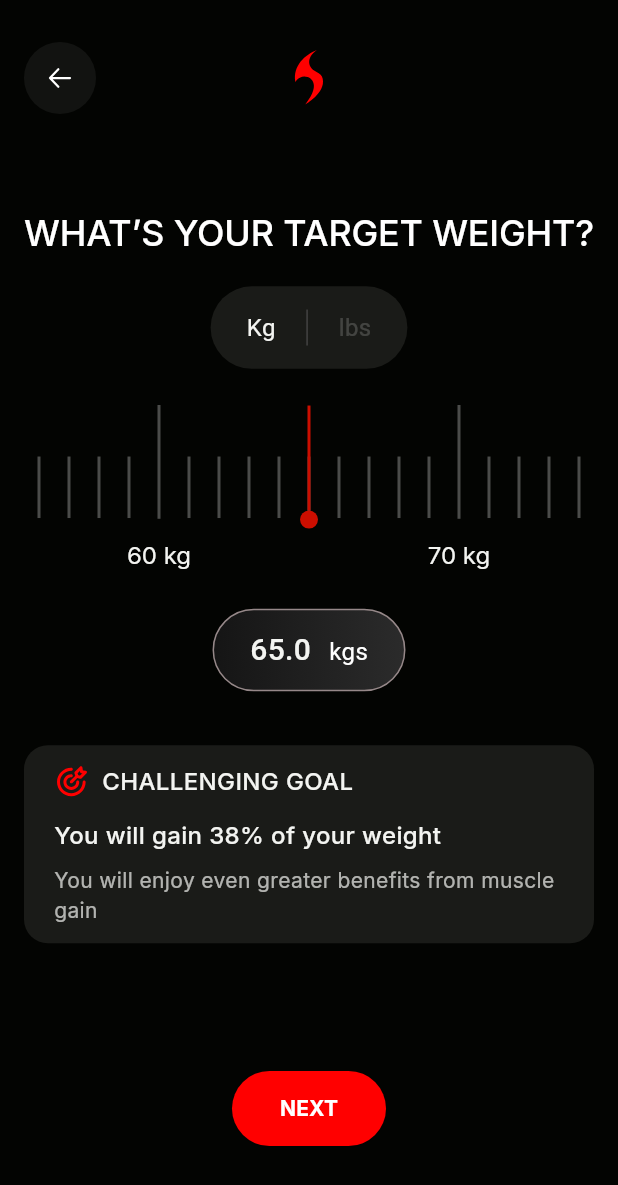
After one commit to MahimMajee25/mana, a Flutter app: the BMIAge screen opened directly, on a phone screen of 412 x 824 dp. The commit adds this screen. Shown: the top 1185 px of the screen. Run offline on Flutter 3.47's test engine with Material 3 defaults, Android fonts, the phone set to English and light mode, and no system bars; our stand-ins replace flutter_svg, google_fonts; statements that could not run were skipped.

Commit message:
Added changes

```diff
--- /dev/null
+++ b/lib/bmi_flow/bmi_age.dart
@@ -0,0 +1,218 @@
+import 'package:flutter/material.dart';
+import 'package:flutter_svg/svg.dart';
+import 'package:google_fonts/google_fonts.dart';
+import 'package:height_weight/widgets/display_chip.dart';
+import 'package:height_weight/widgets/question_label.dart';
+import 'package:height_weight/widgets/simple_ruler.dart';
+import 'package:height_weight/widgets/submit_button.dart';
+import 'package:height_weight/widgets/toggle_button.dart';
+import 'package:height_weight/widgets/top_stack.dart';
+
+class BMIAge extends StatefulWidget {
+  const BMIAge({super.key,});
+  @override
+  _BMIAgeState createState() => _BMIAgeState();
+}
+
+class _BMIAgeState extends State<BMIAge> {
+  final ValueNotifier<bool> isSelectedNotifier = ValueNotifier<bool>(true);
+  final ValueNotifier<double?> kgWeight = ValueNotifier<double?>(null);
+  final ValueNotifier<double?> lbsWeight = ValueNotifier<double?>(null);
+  ValueNotifier<double> bmiNotifier = ValueNotifier(0.0);
+  final SimpleRulerController rulerController = SimpleRulerController();
+
+  final double defaultKgWeight = 65.0;
+  final double defaultLbsWeight = 143.0;
+
+  @override
+  void initState() {
+    super.initState();
+    kgWeight.value = defaultKgWeight;
+    lbsWeight.value = defaultLbsWeight;
+  }
+
+  @override
+  Widget build(BuildContext context) {
+    final screenHeight = MediaQuery.of(context).size.height;
+    return Scaffold(
+      backgroundColor: Color(0xFF030402),
+      body: Padding(
+        padding: EdgeInsets.only(
+          top: MediaQuery.of(context).padding.top + 20,
+          left: 16,
+          right: 16,
+        ),
+        child: Column(
+          children: [
+            TopStack(
+              onTap: () {
+                Navigator.pop(context);
+              },
+            ),
+            SizedBox(height: 52),
+            FittedBox(child: QuestionLabel(textLabel: "What’s your Target weight?")),
+            SizedBox(height: 24),
+            ValueListenableBuilder(
+              valueListenable: isSelectedNotifier,
+              builder: (context, isSelected, _) {
+                return UnitToggleTab(
+                  text1: "Kg",
+                  text2: "lbs",
+                  isFirstSelected: isSelected,
+                  onToggle: (value) {
+                    if (value != isSelectedNotifier.value) {
+                      if (value) {
+                        kgWeight.value = defaultKgWeight;
+                        WidgetsBinding.instance.addPostFrameCallback((_) {
+                          rulerController.value = defaultKgWeight;
+                        });
+                      } else {
+                        lbsWeight.value = defaultLbsWeight;
+                        WidgetsBinding.instance.addPostFrameCallback((_) {
+                          rulerController.value = defaultLbsWeight;
+                        });
+                      }
+                    }
+                    isSelectedNotifier.value = value;
+                  },
+                );
+              },
+            ),
+            ValueListenableBuilder(
+              builder: (context, isSelected, _) {
+                return SimpleRuler(
+                  controller: rulerController,
+                  initialValue: isSelected ? kgWeight.value! : lbsWeight.value!,
+                  orientation: RulerOrientation.horizontal,
+                  minValue: isSelected ? 10 : 20,
+                  maxValue: isSelected ? 200 : 440,
+                  minorTickLength: 41,
+                  majorTickLength: 76,
+                  tickColor: Color.fromRGBO(243, 244, 241, 0.3),
+                  labelStyle: GoogleFonts.inter(
+                    fontSize: 16,
+                    fontWeight: FontWeight.w400,
+                    height: 1.5,
+                    letterSpacing: 0.0,
+                    color: Color(0xFFF3F4F1),
+                  ),
+                  postText: isSelected ? " kg" : " lbs",
+                  customPointer: Column(
+                    mainAxisSize: MainAxisSize.min,
+                    children: [
+                      Container(height: 70, width: 2, color: Color(0xFFCC0E00)),
+                      Container(
+                        width: 12,
+                        height: 12,
+                        decoration: BoxDecoration(
+                          color: Color(0xFFCC0E00),
+                          shape: BoxShape.circle,
+                        ),
+                      ),
+                      SizedBox(height: 5),
+                    ],
+                  ),
+                  onChanged: (val) {
+                    if (isSelected) {
+                      kgWeight.value = val;
+                    } else {
+                      lbsWeight.value = val;
+                    }
+                  },
+                  minorTicksPerInterval: 9,
+                  majorTickInterval: 10,
+                  labelSpacing: 12,
+                  tickSpacing: 20,
+                  minorTickPadding: 22,
+                );
+              },
+              valueListenable: isSelectedNotifier,
+            ),
+            SizedBox(height: 24),
+            ValueListenableBuilder(
+              builder: (context, isSelected, _) {
+                if (isSelected) {
+                  return ValueListenableBuilder(
+                    builder: (context, weight, _) {
+                      return DisplayChip(
+                        number: weight!.toStringAsFixed(1),
+                        unit: 'kgs',
+                      );
+                    },
+                    valueListenable: kgWeight,
+                  );
+                } else {
+                  return ValueListenableBuilder(
+                    builder: (context, weight, _) {
+                      return DisplayChip(
+                        number: weight!.toStringAsFixed(1),
+                        unit: 'lbs',
+                      );
+                    },
+                    valueListenable: lbsWeight,
+                  );
+                }
+              },
+              valueListenable: isSelectedNotifier,
+            ),
+            SizedBox(height: screenHeight < 700 ? 9.7 : 36),
+            Container(
+              padding: EdgeInsets.symmetric(
+                vertical: 12,
+                horizontal: 20,
+              ),
+              decoration: BoxDecoration(
+                color: Color(0xFF1A1B18),
+                borderRadius: BorderRadius.circular(16),
+              ),
+              child: Column(
+                crossAxisAlignment: CrossAxisAlignment.start,
+                children: [
+                  Row(
+                    mainAxisAlignment: MainAxisAlignment.start,
+                    children: [
+                      SvgPicture.asset('assets/icons/target.svg',height: 24,width: 24,),
+                      SizedBox(width: 8),
+                      Text(
+                        "CHALLENGING GOAL",
+                        style: GoogleFonts.inter(
+                          fontSize: 16,
+                          fontWeight: FontWeight.w500,
+                          color: Color(0xFFF3F4F1),
+                        ),
+                      ),
+                    ],
+                  ),
+                  SizedBox(height: 13,),
+                  Text(
+                    "You will gain 38% of your weight",
+                    style: GoogleFonts.inter(
+                      fontSize: 16,
+                      fontWeight: FontWeight.w500,
+                      color: Color(0xFFF3F4F1),
+                    ),
+                  ),
+                  SizedBox(height: 8),
+                  Text(
+                    textAlign: TextAlign.start,
+                    "You will enjoy even greater benefits from muscle gain",
+                    style: GoogleFonts.inter(
+                      fontSize: 14,
+                      fontWeight: FontWeight.w400,
+                      color: Color.fromRGBO(243, 244, 241, 0.7),
+                    ),
+                  ),
+                ],
+              ),
+            ),
+            Spacer(),
+            SubmitButton(
+              submitText: "NEXT",
+            ),
+            SizedBox(height: screenHeight < 700 ? 12 : 60),
+          ],
+        ),
+      ),
+    );
+  }
+}
--- a/lib/bmi_flow/body_type.dart
+++ b/lib/bmi_flow/body_type.dart
@@ -110,7 +110,7 @@ class _BodyTypeSelectorState extends State<BodyTypeSelector> {
                 context,
                 MaterialPageRoute(
                   builder:
-                      (context) => TargetBodyTypeSelector(),
+                      (context) => TargetBodyTypeSelector(bodyType: sliderValue,),
                 ),
               );
             },),
```
Also changed, not shown: lib/bmi_flow/target_body_type.dart (+18 -7 lines), lib/bmi_flow/target_weight.dart (added, +219 -0 lines).
